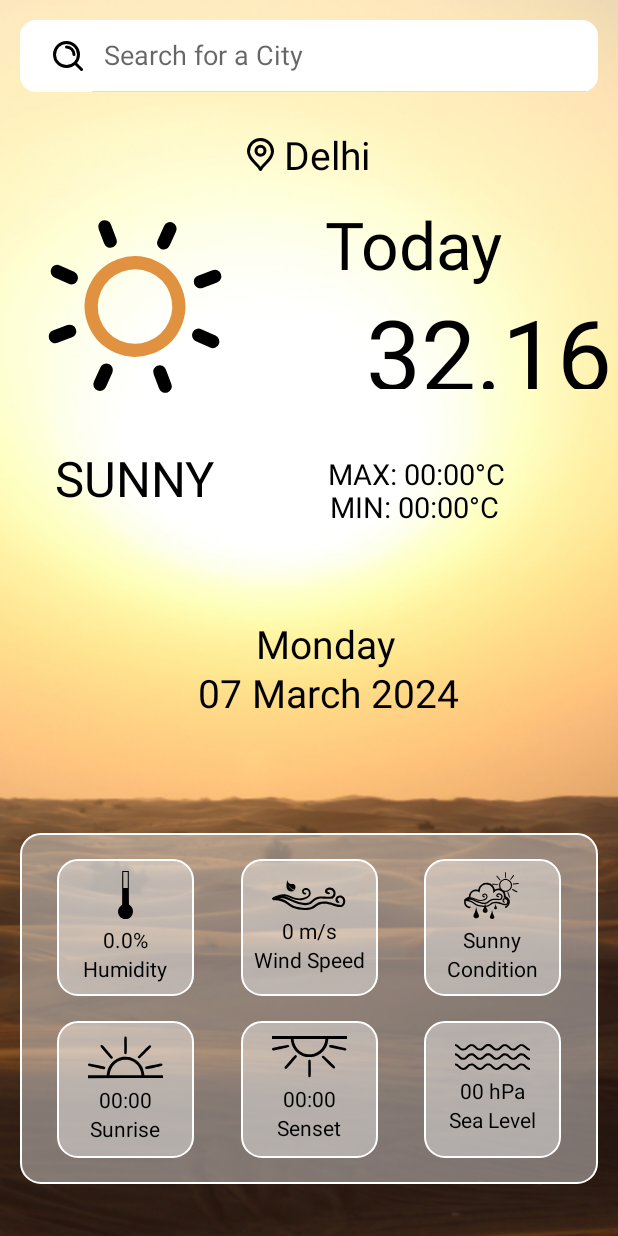
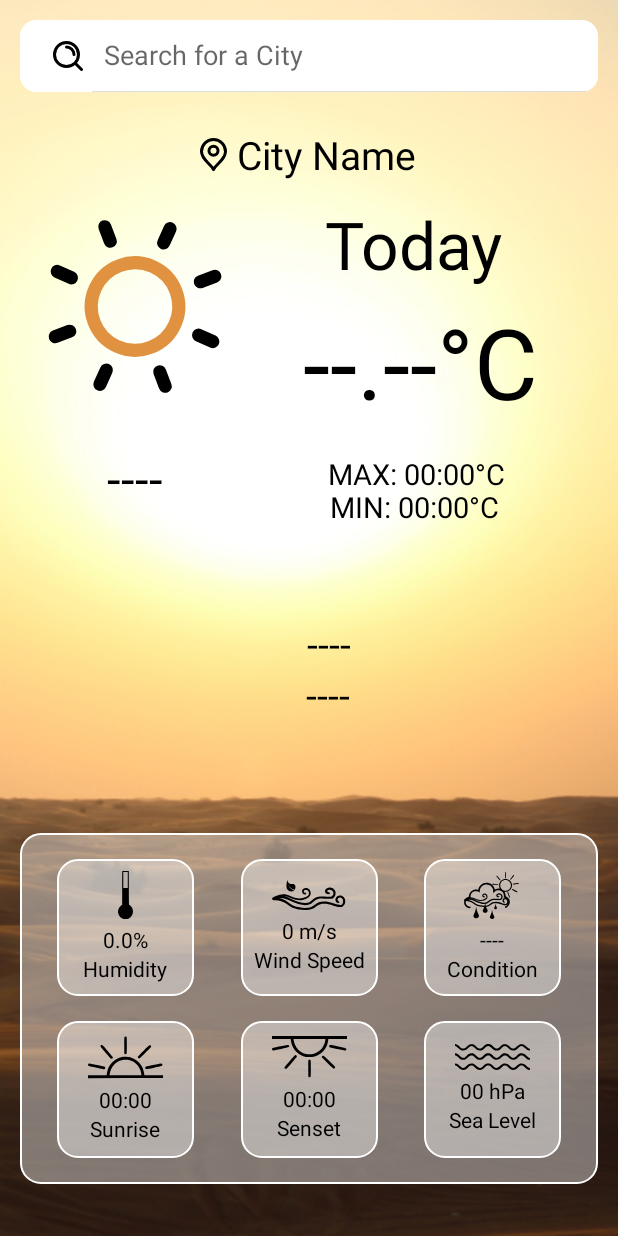
Before and after one commit to thesurajsite/WeatherWise-Weather-App, an Android app: the layout activity_main.xml on its own in the app's theme, with its tools: preview values and no code run, on a phone screen of 412 x 824 dp. Run offline under Robolectric (Android 15) with nearby library versions, the phone set to English and light mode, and no system bars; Roboto replaces fonts that are not available here.

Commit message:
added sharedPreferences, ProgressBar, Default city for null data

```diff
--- a/app/src/main/res/layout/activity_main.xml
+++ b/app/src/main/res/layout/activity_main.xml
@@ -29,7 +29,7 @@
         android:drawableStart="@drawable/loctaion"
         android:drawablePadding="@dimen/_5sdp"
         android:fontFamily="@font/amaranth"
-        android:text="Delhi"
+        android:text="City Name"
         android:textColor="@color/black"
         android:textSize="@dimen/_20sdp"
         app:layout_constraintEnd_toEndOf="parent"
@@ -54,18 +54,18 @@
 
     <TextView
         android:id="@+id/temp"
-        android:layout_width="168dp"
-        android:layout_height="68dp"
+        android:layout_width="206dp"
+        android:layout_height="79dp"
         android:fontFamily="@font/amaranth"
-        android:text="32.16°C"
+        android:text="--.--°C"
         android:textColor="@color/black"
         android:textSize="@dimen/_50sdp"
         app:layout_constraintBottom_toBottomOf="parent"
         app:layout_constraintEnd_toEndOf="parent"
-        app:layout_constraintHorizontal_bias="1.0"
+        app:layout_constraintHorizontal_bias="0.98"
         app:layout_constraintStart_toStartOf="parent"
         app:layout_constraintTop_toTopOf="parent"
-        app:layout_constraintVertical_bias="0.253" />
+        app:layout_constraintVertical_bias="0.265" />
 
     <com.airbnb.lottie.LottieAnimationView
         android:id="@+id/lottieAnimationView"
@@ -86,7 +86,7 @@
         android:layout_height="wrap_content"
         android:layout_marginTop="13dp"
         android:fontFamily="@font/amaranth"
-        android:text="Sunny"
+        android:text="----"
         android:textAllCaps="true"
         android:textColor="@color/black"
         android:textSize="@dimen/_25sdp"
@@ -130,7 +130,7 @@
         android:layout_height="wrap_content"
         android:layout_marginTop="128dp"
         android:fontFamily="@font/amaranth"
-        android:text="Monday"
+        android:text="----"
         android:textColor="@color/black"
         android:textSize="@dimen/_20sdp"
         app:layout_constraintEnd_toEndOf="parent"
@@ -143,15 +143,15 @@
         android:layout_width="wrap_content"
         android:layout_height="wrap_content"
         android:fontFamily="@font/amaranth"
-        android:text="07 March 2024"
+        android:text="----"
         android:textColor="@color/black"
         android:textSize="@dimen/_20sdp"
         app:layout_constraintBottom_toBottomOf="parent"
         app:layout_constraintEnd_toEndOf="parent"
-        app:layout_constraintHorizontal_bias="0.556"
+        app:layout_constraintHorizontal_bias="0.533"
         app:layout_constraintStart_toStartOf="parent"
         app:layout_constraintTop_toTopOf="parent"
-        app:layout_constraintVertical_bias="0.563" />
+        app:layout_constraintVertical_bias="0.565" />
 
     <FrameLayout
         android:layout_width="match_parent"
@@ -285,7 +285,7 @@
                     android:layout_height="wrap_content"
                     android:layout_gravity="center_horizontal"
                     android:fontFamily="@font/amaranth"
-                    android:text="Sunny"
+                    android:text="----"
                     android:textColor="@color/black" />
 
                 <TextView
@@ -441,5 +441,17 @@
 
     </FrameLayout>
 
+    <ProgressBar
+        android:id="@+id/progressBar"
+        android:layout_width="@dimen/_50sdp"
+        android:layout_height="@dimen/_50sdp"
+        android:visibility="gone"
+        app:layout_constraintBottom_toBottomOf="parent"
+        app:layout_constraintEnd_toEndOf="parent"
+        app:layout_constraintHorizontal_bias="0.5"
+        app:layout_constraintStart_toStartOf="parent"
+        app:layout_constraintTop_toTopOf="parent"
+        app:layout_constraintVertical_bias="0.5" />
+
 
 </androidx.constraintlayout.widget.ConstraintLayout>
```
Also changed, not shown: app/src/main/java/Activities/MainActivity.kt (+137 -9 lines).
